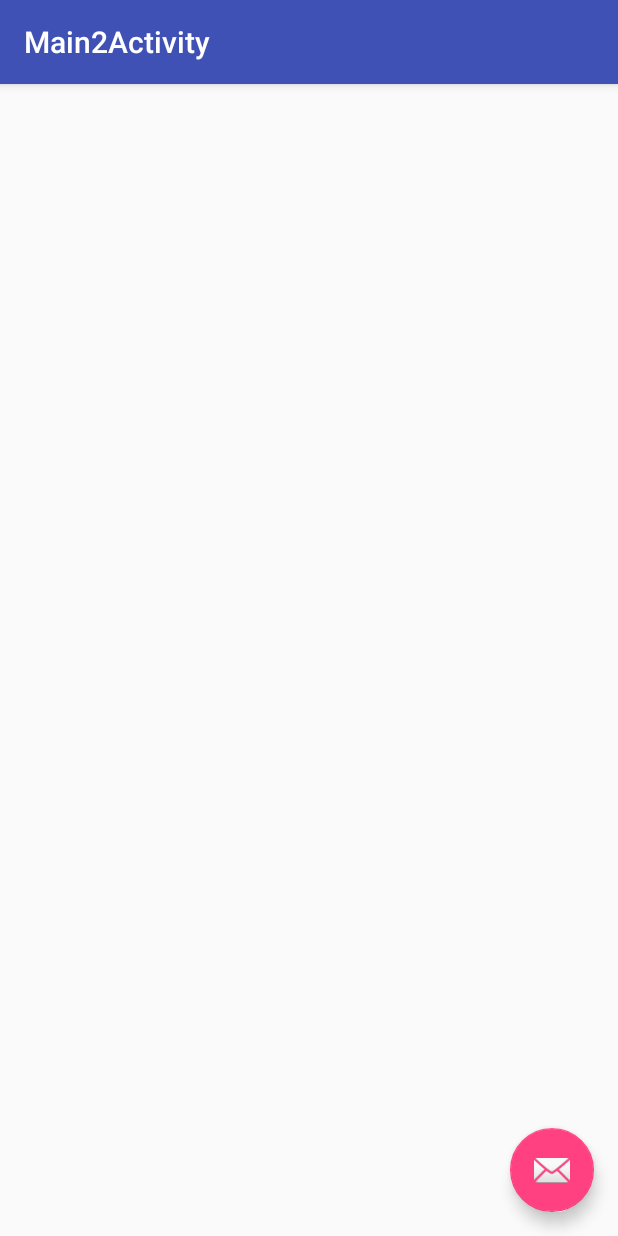
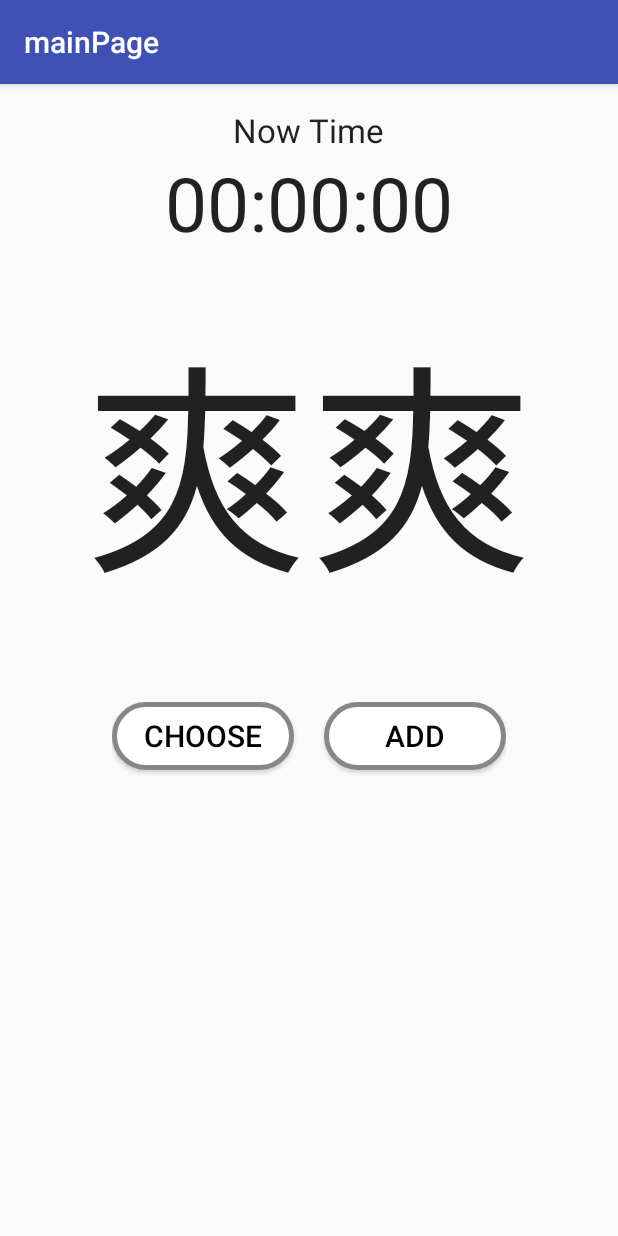
Before and after one commit to JasonXDDD/TKU2016hack, an Android app: the mainPage screen opened directly, with no data from a screen before it, on a phone screen of 412 x 824 dp. Run offline under Robolectric (Android 15) with nearby library versions, the phone set to English and light mode, and no system bars.

Commit message:
Upgrade mainpage

```diff
--- a/Android App/app/src/main/AndroidManifest.xml
+++ b/Android App/app/src/main/AndroidManifest.xml
@@ -16,8 +16,8 @@
             </intent-filter>
         </activity>
         <activity
-            android:name=".Main2Activity"
-            android:label="@string/title_activity_main2"
+            android:name=".mainPage"
+            android:label="@string/title_activity_main_page"
             android:theme="@style/AppTheme.NoActionBar"></activity>
     </application>
 
--- a/Android App/app/src/main/java/com/example/jasonxddd/tku2016hack/MainActivity.java
+++ b/Android App/app/src/main/java/com/example/jasonxddd/tku2016hack/MainActivity.java
@@ -29,7 +29,7 @@ public class MainActivity extends Activity {
         login.setOnClickListener(new View.OnClickListener() {
             @Override
             public void onClick(View v) {
-                Intent intent = new Intent(MainActivity.this, Main2Activity.class);
+                Intent intent = new Intent(MainActivity.this, mainPage.class);
                 startActivity(intent);
                 finish();
             }
--- a/Android App/app/src/main/java/com/example/jasonxddd/tku2016hack/Main2Activity.java
+++ b/Android App/app/src/main/java/com/example/jasonxddd/tku2016hack/mainPage.java
@@ -1,29 +1,35 @@
 package com.example.jasonxddd.tku2016hack;
 
 import android.os.Bundle;
+import android.os.Message;
 import android.support.design.widget.FloatingActionButton;
 import android.support.design.widget.Snackbar;
 import android.support.v7.app.AppCompatActivity;
 import android.support.v7.widget.Toolbar;
 import android.view.View;
+import android.widget.Button;
+import android.widget.TextView;
+import android.widget.Toast;
 
-public class Main2Activity extends AppCompatActivity {
+import java.util.logging.Handler;
+import java.util.logging.LogRecord;
+
+public class mainPage extends AppCompatActivity {
+    Handler mHandler;
 
     @Override
     protected void onCreate(Bundle savedInstanceState) {
         super.onCreate(savedInstanceState);
-        setContentView(R.layout.activity_main2);
+        setContentView(R.layout.activity_main_page);
         Toolbar toolbar = (Toolbar) findViewById(R.id.toolbar);
         setSupportActionBar(toolbar);
 
-        FloatingActionButton fab = (FloatingActionButton) findViewById(R.id.fab);
-        fab.setOnClickListener(new View.OnClickListener() {
-            @Override
-            public void onClick(View view) {
-                Snackbar.make(view, "Replace with your own action", Snackbar.LENGTH_LONG)
-                        .setAction("Action", null).show();
-            }
-        });
+        Button choose = (Button)findViewById(R.id.choose);
+
+
+
     }
 
+
+
 }
--- /dev/null
+++ b/Android App/app/src/main/res/drawable/buttonshape.xml
@@ -0,0 +1,23 @@
+<?xml version="1.0" encoding="utf-8"?>
+<shape xmlns:android="http://schemas.android.com/apk/res/android" android:shape="rectangle" >
+    <corners
+        android:radius="50dp"
+        />
+    <solid
+        android:color="#FFFFFF"
+        />
+    <padding
+        android:left="3dp"
+        android:top="3dp"
+        android:right="3dp"
+        android:bottom="3dp"
+        />
+    <size
+        android:width="131dp"
+        android:height="48dp"
+        />
+    <stroke
+        android:width="3dp"
+        android:color="#878787"
+        />
+</shape>
--- a/Android App/app/src/main/res/layout/activity_main2.xml
+++ b/Android App/app/src/main/res/layout/activity_main_page.xml
@@ -5,7 +5,7 @@
     android:layout_width="match_parent"
     android:layout_height="match_parent"
     android:fitsSystemWindows="true"
-    tools:context="com.example.jasonxddd.tku2016hack.Main2Activity">
+    tools:context="com.example.jasonxddd.tku2016hack.mainPage">
 
     <android.support.design.widget.AppBarLayout
         android:layout_width="match_parent"
@@ -21,14 +21,14 @@
 
     </android.support.design.widget.AppBarLayout>
 
-    <include layout="@layout/content_main2" />
+    <include layout="@layout/content_main_page" />
 
-    <android.support.design.widget.FloatingActionButton
-        android:id="@+id/fab"
-        android:layout_width="wrap_content"
-        android:layout_height="wrap_content"
-        android:layout_gravity="bottom|end"
-        android:layout_margin="@dimen/fab_margin"
-        android:src="@android:drawable/ic_dialog_email" />
+    <!--<android.support.design.widget.FloatingActionButton-->
+        <!--android:id="@+id/fab"-->
+        <!--android:layout_width="wrap_content"-->
+        <!--android:layout_height="wrap_content"-->
+        <!--android:layout_gravity="bottom|end"-->
+        <!--android:layout_margin="@dimen/fab_margin"-->
+        <!--android:src="@android:drawable/ic_dialog_email" />-->
 
 </android.support.design.widget.CoordinatorLayout>
--- a/Android App/app/src/main/res/layout/content_main2.xml
+++ /dev/null
@@ -1,15 +0,0 @@
-<?xml version="1.0" encoding="utf-8"?>
-<RelativeLayout xmlns:android="http://schemas.android.com/apk/res/android"
-    xmlns:app="http://schemas.android.com/apk/res-auto"
-    xmlns:tools="http://schemas.android.com/tools"
-    android:layout_width="match_parent"
-    android:layout_height="match_parent"
-    android:paddingBottom="@dimen/activity_vertical_margin"
-    android:paddingLeft="@dimen/activity_horizontal_margin"
-    android:paddingRight="@dimen/activity_horizontal_margin"
-    android:paddingTop="@dimen/activity_vertical_margin"
-    app:layout_behavior="@string/appbar_scrolling_view_behavior"
-    tools:context="com.example.jasonxddd.tku2016hack.Main2Activity"
-    tools:showIn="@layout/activity_main2">
-
-</RelativeLayout>
--- /dev/null
+++ b/Android App/app/src/main/res/layout/content_main_page.xml
@@ -0,0 +1,117 @@
+<?xml version="1.0" encoding="utf-8"?>
+<RelativeLayout xmlns:android="http://schemas.android.com/apk/res/android"
+    xmlns:app="http://schemas.android.com/apk/res-auto"
+    xmlns:tools="http://schemas.android.com/tools"
+    android:layout_width="match_parent"
+    android:layout_height="match_parent"
+    android:paddingBottom="@dimen/activity_vertical_margin"
+    android:paddingLeft="@dimen/activity_horizontal_margin"
+    android:paddingRight="@dimen/activity_horizontal_margin"
+    android:paddingTop="@dimen/activity_vertical_margin"
+    app:layout_behavior="@string/appbar_scrolling_view_behavior"
+    tools:context="com.example.jasonxddd.tku2016hack.mainPage"
+    tools:showIn="@layout/activity_main_page">
+
+    <TextView
+        android:layout_width="wrap_content"
+        android:layout_height="wrap_content"
+        android:textAppearance="?android:attr/textAppearanceLarge"
+        android:text="Now Time"
+        android:id="@+id/textView5"
+        android:layout_alignParentTop="true"
+        android:layout_centerHorizontal="true" />
+
+    <TableRow
+        android:layout_width="wrap_content"
+        android:layout_height="wrap_content"
+        android:layout_below="@+id/textView5"
+        android:layout_centerHorizontal="true"
+        android:id="@+id/tableRow">
+
+        <TextView
+            android:layout_width="wrap_content"
+            android:layout_height="wrap_content"
+            android:textAppearance="?android:attr/textAppearanceLarge"
+            android:text="00"
+            android:id="@+id/hour"
+            android:textSize="50dp" />
+
+        <TextView
+            android:layout_width="wrap_content"
+            android:layout_height="wrap_content"
+            android:textAppearance="?android:attr/textAppearanceLarge"
+            android:text=":"
+            android:id="@+id/textView7"
+            android:textSize="50dp" />
+
+        <TextView
+            android:layout_width="wrap_content"
+            android:layout_height="wrap_content"
+            android:textAppearance="?android:attr/textAppearanceLarge"
+            android:text="00"
+            android:id="@+id/min"
+            android:textSize="50dp" />
+
+        <TextView
+            android:layout_width="wrap_content"
+            android:layout_height="wrap_content"
+            android:textAppearance="?android:attr/textAppearanceLarge"
+            android:text=":"
+            android:id="@+id/textView9"
+            android:textSize="50dp" />
+
+        <TextView
+            android:layout_width="wrap_content"
+            android:layout_height="wrap_content"
+            android:textAppearance="?android:attr/textAppearanceLarge"
+            android:text="00"
+            android:id="@+id/sec"
+            android:textSize="50dp" />
+
+    </TableRow>
+
+    <TextView
+        android:layout_width="wrap_content"
+        android:layout_height="wrap_content"
+        android:textAppearance="?android:attr/textAppearanceLarge"
+        android:text="爽爽"
+        android:id="@+id/subject"
+        android:textSize="150dp"
+        android:layout_below="@+id/tableRow"
+        android:layout_centerHorizontal="true"
+        android:layout_marginTop="27dp" />
+
+    <TableRow
+        android:layout_width="wrap_content"
+        android:layout_height="match_parent"
+        android:layout_below="@+id/subject"
+        android:layout_centerHorizontal="true"
+        android:layout_marginTop="50dp">
+
+        <Button
+            android:id="@+id/choose"
+
+            android:text="Choose"
+            android:textColor="#000000"
+            android:textSize="20dp"
+
+            android:layout_width="121dp"
+            android:layout_height="45dp"
+            android:background="@drawable/buttonshape"
+            />
+
+        <Button
+            android:id="@+id/add"
+
+            android:text="Add"
+            android:textColor="#000000"
+            android:textSize="20dp"
+            android:layout_marginLeft="20dp"
+
+            android:layout_width="121dp"
+            android:layout_height="45dp"
+            android:background="@drawable/buttonshape"
+            />
+
+    </TableRow>
+</RelativeLayout>
--- a/Android App/app/src/main/res/values/strings.xml
+++ b/Android App/app/src/main/res/values/strings.xml
@@ -10,4 +10,5 @@
     <string name="navigation_drawer_close">Close navigation drawer</string>
 
     <string name="action_settings">Settings</string>
+    <string name="title_activity_main_page">mainPage</string>
 </resources>
```
